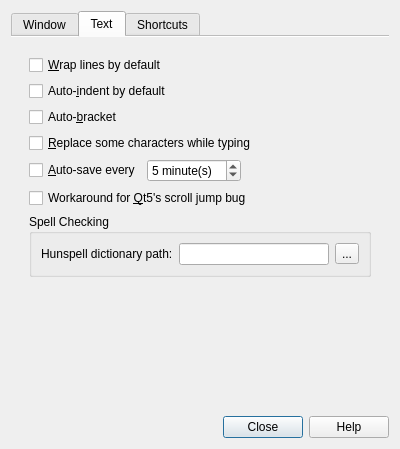
tsujan/FeatherNotes, file feathernotes/predDialog.ui: the form before one commit.
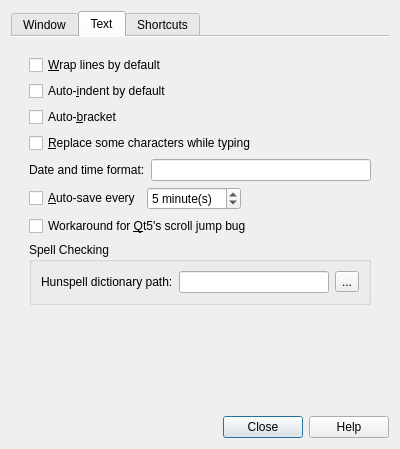
The form after the commit. The open tabs and pages were chosen to show the change.

Patch:
```diff
--- a/feathernotes/predDialog.ui
+++ b/feathernotes/predDialog.ui
@@ -355,6 +355,36 @@
             </property>
            </widget>
           </item>
+          <item>
+           <layout class="QHBoxLayout" name="horizontalLayout_6">
+            <item>
+             <widget class="QLabel" name="dateLabel">
+              <property name="toolTip">
+               <string>Used for pasting the date and time.
+Leave empty for the system default.
+
+Takes effect after closing this dialog.</string>
+              </property>
+              <property name="text">
+               <string>Date and time format:</string>
+              </property>
+             </widget>
+            </item>
+            <item>
+             <widget class="QLineEdit" name="dateEdit">
+              <property name="toolTip">
+               <string>Used for pasting the date and time.
+Leave empty for the system default.
+
+Takes effect after closing this dialog.</string>
+              </property>
+              <property name="clearButtonEnabled">
+               <bool>true</bool>
+              </property>
+             </widget>
+            </item>
+           </layout>
+          </item>
           <item>
            <layout class="QHBoxLayout" name="horizontalLayout_4">
             <item>
```
